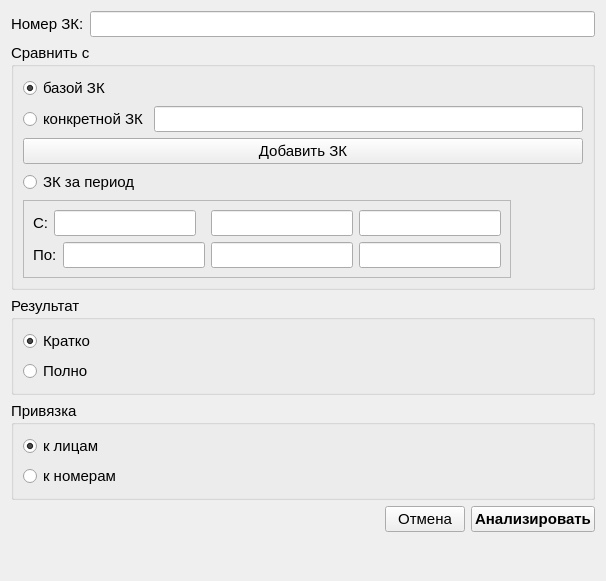
Above: analysis.ui from Yavlados/VKR before the change. Below: the same form after it.
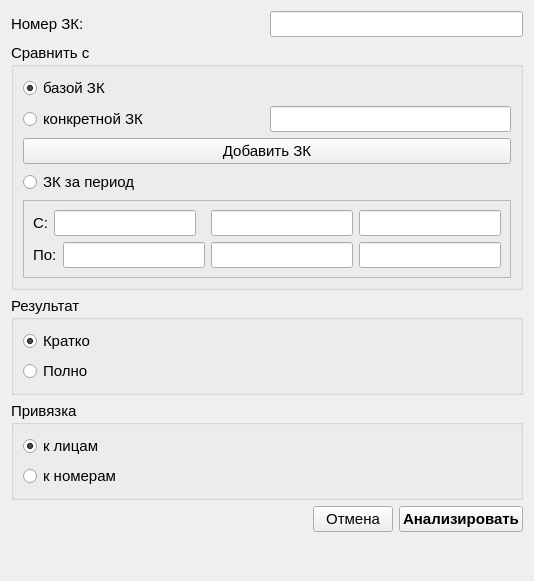
That is the form after the change.

Patch:
```diff
--- a/analysis.ui
+++ b/analysis.ui
@@ -6,7 +6,7 @@
    <rect>
     <x>0</x>
     <y>0</y>
-    <width>606</width>
+    <width>333</width>
     <height>581</height>
    </rect>
   </property>
@@ -44,11 +44,14 @@
         </property>
        </widget>
       </item>
-      <item row="3" column="0">
-       <layout class="QVBoxLayout" name="vl_for_new_le"/>
-      </item>
       <item row="4" column="0" colspan="2">
        <widget class="QPushButton" name="pb_add_le">
+        <property name="sizePolicy">
+         <sizepolicy hsizetype="Ignored" vsizetype="Fixed">
+          <horstretch>0</horstretch>
+          <verstretch>0</verstretch>
+         </sizepolicy>
+        </property>
         <property name="font">
          <font>
           <pointsize>11</pointsize>
@@ -76,6 +79,12 @@
         </item>
         <item>
          <widget class="QLineEdit" name="le_some_new_zk">
+          <property name="sizePolicy">
+           <sizepolicy hsizetype="Ignored" vsizetype="Fixed">
+            <horstretch>0</horstretch>
+            <verstretch>0</verstretch>
+           </sizepolicy>
+          </property>
           <property name="font">
            <font>
             <pointsize>11</pointsize>
@@ -85,9 +94,6 @@
         </item>
        </layout>
       </item>
-      <item row="2" column="0">
-       <layout class="QVBoxLayout" name="vl_for_buttons"/>
-      </item>
       <item row="5" column="0" colspan="2">
        <widget class="QRadioButton" name="rb_date">
         <property name="font">
@@ -101,10 +107,10 @@
         </property>
        </widget>
       </item>
-      <item row="6" column="0">
+      <item row="6" column="0" colspan="2">
        <widget class="QFrame" name="frame">
         <property name="sizePolicy">
-         <sizepolicy hsizetype="Fixed" vsizetype="Preferred">
+         <sizepolicy hsizetype="Ignored" vsizetype="Preferred">
           <horstretch>0</horstretch>
           <verstretch>0</verstretch>
          </sizepolicy>
@@ -241,6 +247,12 @@
         </layout>
        </widget>
       </item>
+      <item row="2" column="0" colspan="2">
+       <layout class="QVBoxLayout" name="vl_for_buttons"/>
+      </item>
+      <item row="3" column="0" colspan="2">
+       <layout class="QVBoxLayout" name="vl_for_new_le"/>
+      </item>
      </layout>
     </widget>
    </item>
@@ -261,6 +273,12 @@
      </item>
      <item>
       <widget class="QLineEdit" name="le_an_zk">
+       <property name="sizePolicy">
+        <sizepolicy hsizetype="Ignored" vsizetype="Fixed">
+         <horstretch>0</horstretch>
+         <verstretch>0</verstretch>
+        </sizepolicy>
+       </property>
        <property name="font">
         <font>
          <pointsize>11</pointsize>
```
